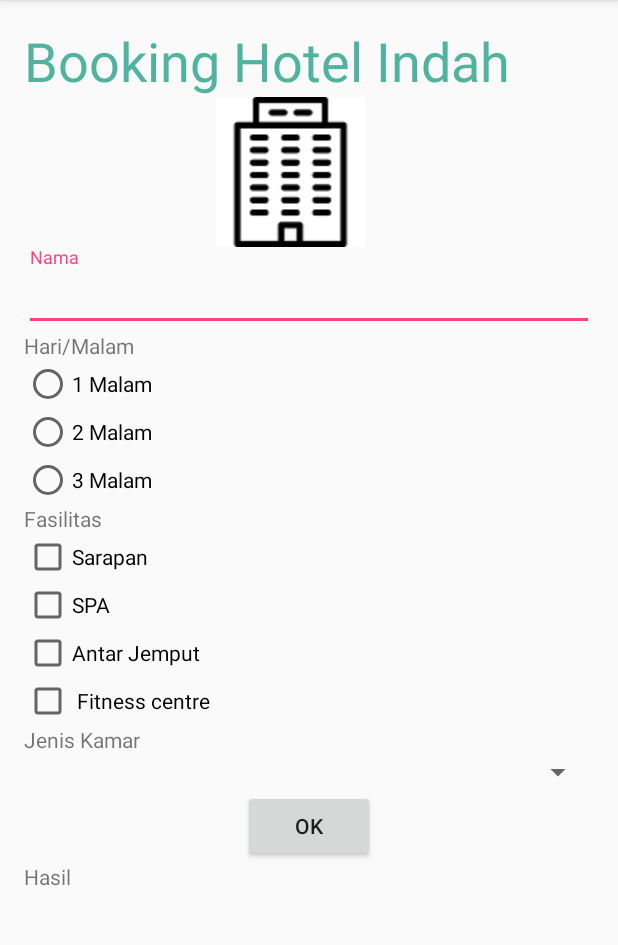
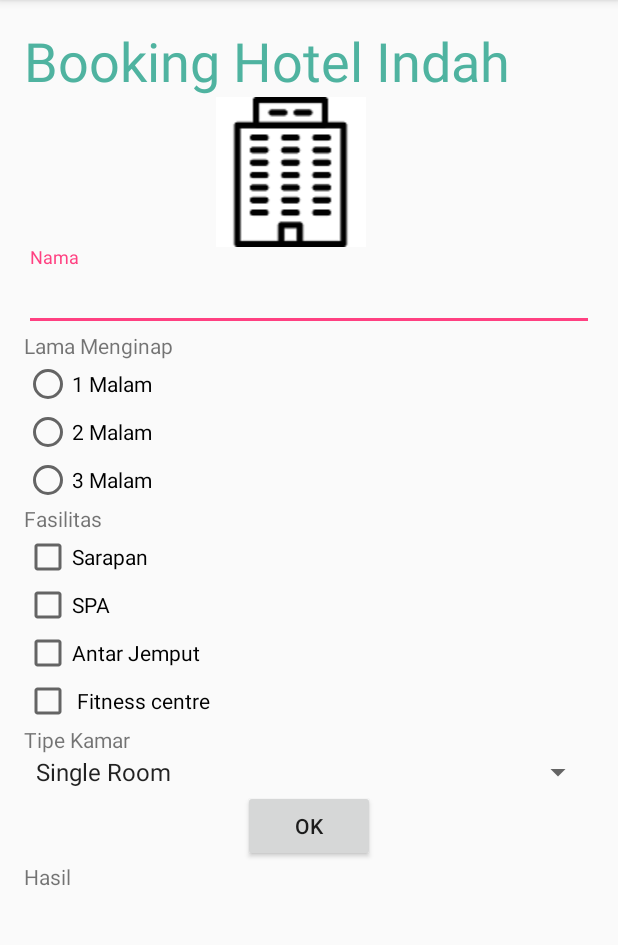
Before and after one commit to qurrotulayun/Project1, an Android app: the screen it shows after launch (MainActivity), on a phone screen of 412 x 824 dp, the part 84-1029 px from its top. Run offline under Robolectric (Android 15) with nearby library versions, the phone set to English and light mode, and no system bars.

Commit message:
Memprogram CheckBox dan Spinner  agar jika valuenya diisi dan di click akan muncul hasilnya

```diff
--- a/app/src/main/java/id/sch/smktelkom_mlg/tugas01/xirpl6030/project1/MainActivity.java
+++ b/app/src/main/java/id/sch/smktelkom_mlg/tugas01/xirpl6030/project1/MainActivity.java
@@ -4,8 +4,10 @@ import android.os.Bundle;
 import android.support.v7.app.AppCompatActivity;
 import android.view.View;
 import android.widget.Button;
+import android.widget.CheckBox;
 import android.widget.EditText;
 import android.widget.RadioButton;
+import android.widget.Spinner;
 import android.widget.TextView;
 
 public class MainActivity extends AppCompatActivity {
@@ -14,6 +16,8 @@ public class MainActivity extends AppCompatActivity {
     Button bOk;
     TextView tvHasil;
     RadioButton rb1, rb2, rb3;
+    CheckBox cbSp, cbSpa, cbAj, cbFc;
+    Spinner spJenis;
 
     @Override
     protected void onCreate(Bundle savedInstanceState) {
@@ -26,6 +30,11 @@ public class MainActivity extends AppCompatActivity {
         rb1 = (RadioButton) findViewById(R.id.radioButton1mlm);
         rb2 = (RadioButton) findViewById(R.id.radioButton2mlm);
         rb3 = (RadioButton) findViewById(R.id.radioButton3mlm);
+        cbSp = (CheckBox) findViewById(R.id.checkBoxSarapan);
+        cbSpa = (CheckBox) findViewById(R.id.checkBoxSPA);
+        cbAj = (CheckBox) findViewById(R.id.checkBoxAJ);
+        cbFc = (CheckBox) findViewById(R.id.checkBoxFC);
+        spJenis = (Spinner) findViewById(R.id.spinnerJenis);
 
         bOk.setOnClickListener(new View.OnClickListener() {
             @Override
@@ -40,6 +49,7 @@ public class MainActivity extends AppCompatActivity {
 
         String nama = etNama.getText().toString();
         String hasil = null;
+        String cb = "Anda Memilih Fasilitas : \n   ";
 
         if (rb1.isChecked()) {
             hasil = rb1.getText().toString();
@@ -49,7 +59,13 @@ public class MainActivity extends AppCompatActivity {
             hasil = rb3.getText().toString();
         }
 
-        tvHasil.setText("Anda bernama " + nama + " \nAnda memesan kamar untuk " + hasil);
+        if (cbSp.isChecked()) cb += cbSp.getText() + "\n   ";
+        if (cbSpa.isChecked()) cb += cbSpa.getText() + "\n   ";
+        if (cbAj.isChecked()) cb += cbAj.getText() + "\n  ";
+        if (cbFc.isChecked()) cb += cbFc.getText();
+
+        tvHasil.setText("Anda bernama " + nama + " \nAnda memesan kamar untuk " + hasil
+                + "\n" + cb + "\nAnda Memilih tipe kamar " + spJenis.getSelectedItem().toString());
 
 
     }
--- a/app/src/main/res/layout/activity_main.xml
+++ b/app/src/main/res/layout/activity_main.xml
@@ -46,7 +46,7 @@
             android:id="@+id/textView"
             android:layout_width="wrap_content"
             android:layout_height="wrap_content"
-            android:text="Hari/Malam" />
+            android:text="Lama Menginap" />
 
         <RadioGroup
             android:layout_width="wrap_content"
@@ -112,12 +112,13 @@
             android:id="@+id/textView3"
             android:layout_width="wrap_content"
             android:layout_height="wrap_content"
-            android:text="Jenis Kamar" />
+            android:text="Tipe Kamar" />
 
         <Spinner
-            android:id="@+id/spinner"
+            android:id="@+id/spinnerJenis"
             android:layout_width="match_parent"
-            android:layout_height="wrap_content" />
+            android:layout_height="wrap_content"
+            android:entries="@array/jenis" />
 
         <Button
             android:id="@+id/buttonOk"
--- /dev/null
+++ b/app/src/main/res/values/arrays.xml
@@ -0,0 +1,10 @@
+<?xml version="1.0" encoding="utf-8"?>
+<resources>
+    <string-array name="jenis">
+        <item>Single Room</item>
+        <item>Twin Room</item>
+        <item>Double Room</item>
+        <item>Family Room</item>
+    </string-array>
+
+</resources>
```
